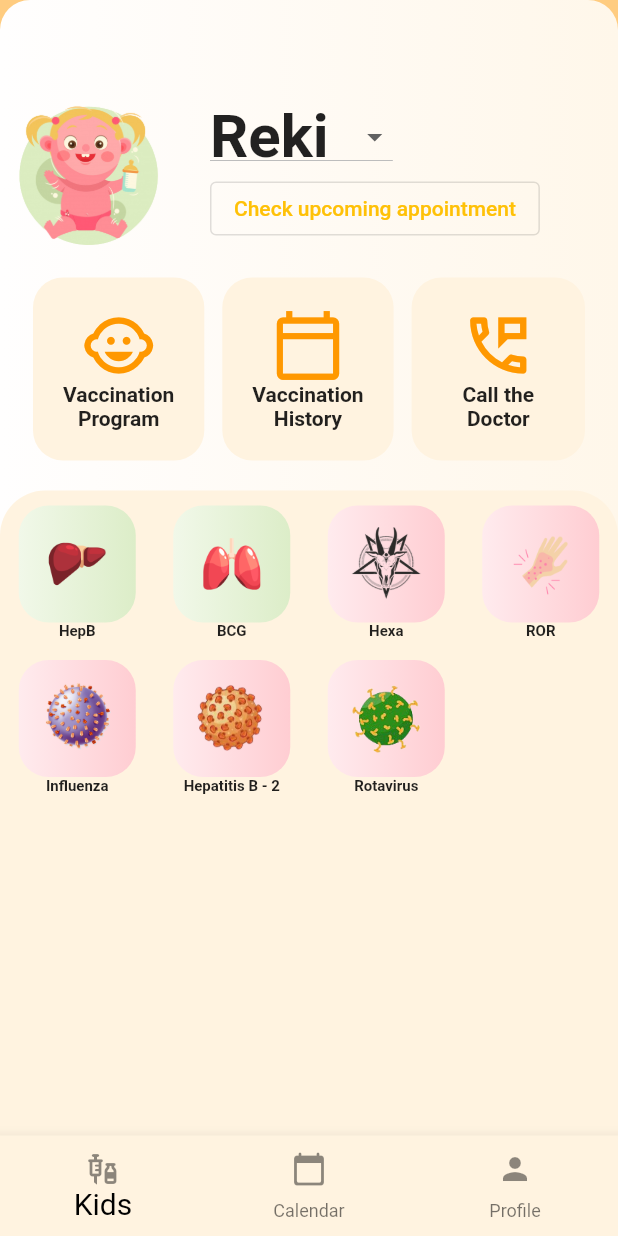
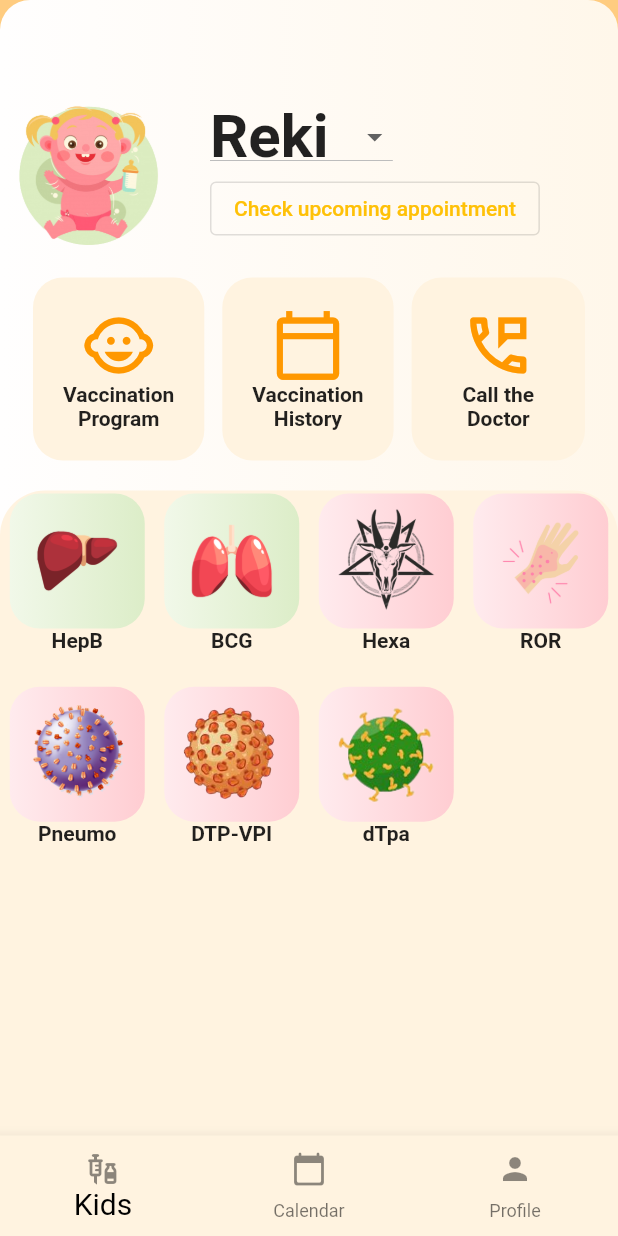
Before and after one commit to bjudob/duckcination, a Flutter app: the screen it shows after launch, on a phone screen of 412 x 824 dp. Run offline on Flutter 3.47's test engine with Material 2 defaults, Android fonts, the phone set to English and light mode, and no system bars; our stand-ins replace firebase_core, table_calendar; accounts and stored records are empty.

Commit message:
duckhome - 4 in a row fixed

```diff
--- a/lib/models/child.dart
+++ b/lib/models/child.dart
@@ -39,13 +39,13 @@ class Child{
       Vaccine('ROR', 11,12,'img/hand.png',VaccineStatus.todo, [
         Description("Key vaccine facts", hepatitis_key_facts)
       ]),
-      Vaccine('Influenza', 11,12,'img/influenza.png',VaccineStatus.todo, [
+      Vaccine('Pneumo', 11,12,'img/influenza.png',VaccineStatus.todo, [
         Description("Key vaccine facts", hepatitis_key_facts)
       ]),
-      Vaccine('Hepatitis B - 2', 2,3,'img/hepatitis_b.png',VaccineStatus.todo, [
+      Vaccine('DTP-VPI', 2,3,'img/hepatitis_b.png',VaccineStatus.todo, [
         Description("Key vaccine facts", hepatitis_key_facts)
       ]),
-      Vaccine('Rotavirus', 7,8,'img/rotavirus.png',VaccineStatus.todo, [
+      Vaccine('dTpa', 7,8,'img/rotavirus.png',VaccineStatus.todo, [
         Description("Key vaccine facts", hepatitis_key_facts)
       ]),
     ];
--- a/lib/ui/elements/vaccine_card.dart
+++ b/lib/ui/elements/vaccine_card.dart
@@ -34,11 +34,11 @@ class _VaccineCardState extends State<VaccineCard> {
         );
       },
       child: Container(
-        padding: const EdgeInsets.all(10),
+        padding: const EdgeInsets.all(2),
         child: Column(
           children: [
             Container(
-              padding: const EdgeInsets.all(14),
+              padding: const EdgeInsets.all(10),
               decoration: BoxDecoration(
                   gradient: LinearGradient(
                       colors: statusColors[widget.vaccine.vaccineStatus]!),
@@ -61,8 +61,8 @@ class _VaccineCardState extends State<VaccineCard> {
                         child: Image.asset(
                           widget.vaccine.image,
                           fit: BoxFit.contain,
-                          width: 50,
-                          height: 50,
+                          width: 70,
+                          height: 70,
                         ),
                       ),
                     ),
@@ -77,7 +77,7 @@ class _VaccineCardState extends State<VaccineCard> {
                   children: [
                     Text(
                       widget.vaccine.name,
-                      style: const TextStyle(fontSize: 10,fontWeight: FontWeight.bold),
+                      style: const TextStyle(fontSize: 14,fontWeight: FontWeight.bold),
                     ),
                    /* Text(
                       widget.vaccine.ageRecommendation,
--- a/lib/ui/screens/duck_home.dart
+++ b/lib/ui/screens/duck_home.dart
@@ -1,3 +1,4 @@
+import 'package:duckcination/models/vaccine.dart';
 import 'package:duckcination/provider/duck_provider.dart';
 import 'package:duckcination/ui/elements/big_button.dart';
 import 'package:duckcination/ui/screens/history_screen.dart';
@@ -122,15 +123,21 @@ class _DuckHomeState extends State<DuckHome> {
                       height: 460,
                       child: Container(
                         //color: Colors.grey[100],
-                        child: GridView.builder(
-                            gridDelegate:
-                                const SliverGridDelegateWithFixedCrossAxisCount(
-                                    crossAxisCount: 4),
-                            itemCount: child.vaccines.length,
-                            itemBuilder: (context, index) {
-                              final item = child.vaccines[index];
-                              return VaccineCard(item);
-                            }),
+                        child: GridView.count(
+                            childAspectRatio: 0.8,
+                            crossAxisCount: 4,
+                            controller: ScrollController(keepScrollOffset: false),
+                            shrinkWrap: true,
+                          scrollDirection: Axis.vertical,
+                          children: child.vaccines.map((Vaccine vaccine) {
+                            return Container(
+                              height: 250.0,
+                              child: Center(
+                                child: VaccineCard(vaccine)
+                              ),
+                            );
+                          }).toList(),
+                        ),
                       ),
                     )
                   ],
```
